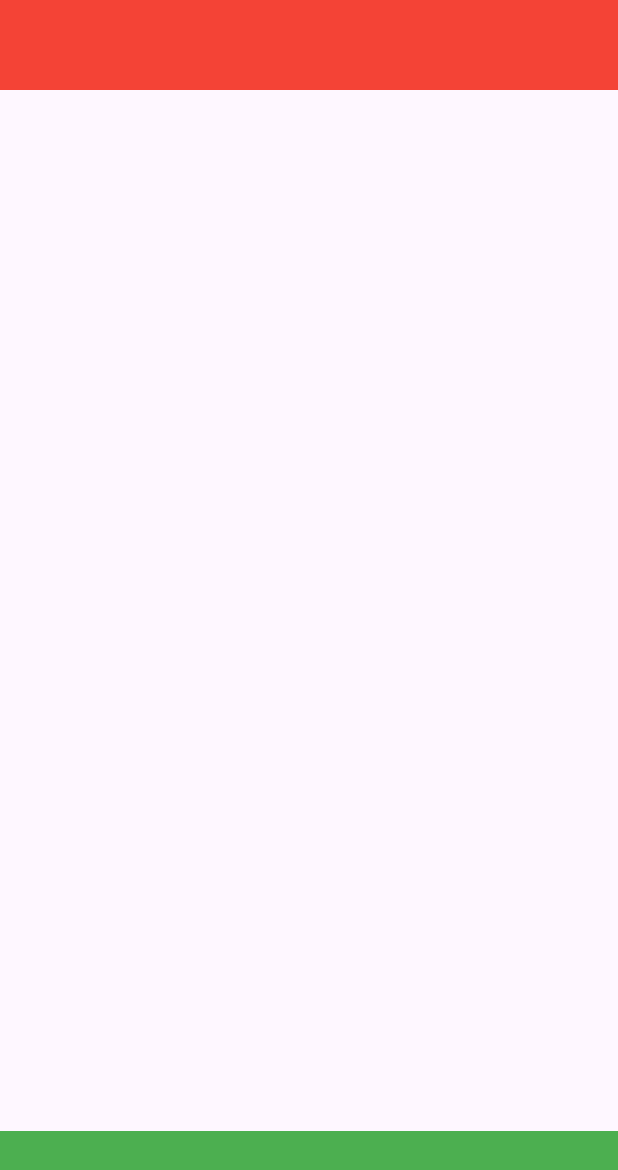
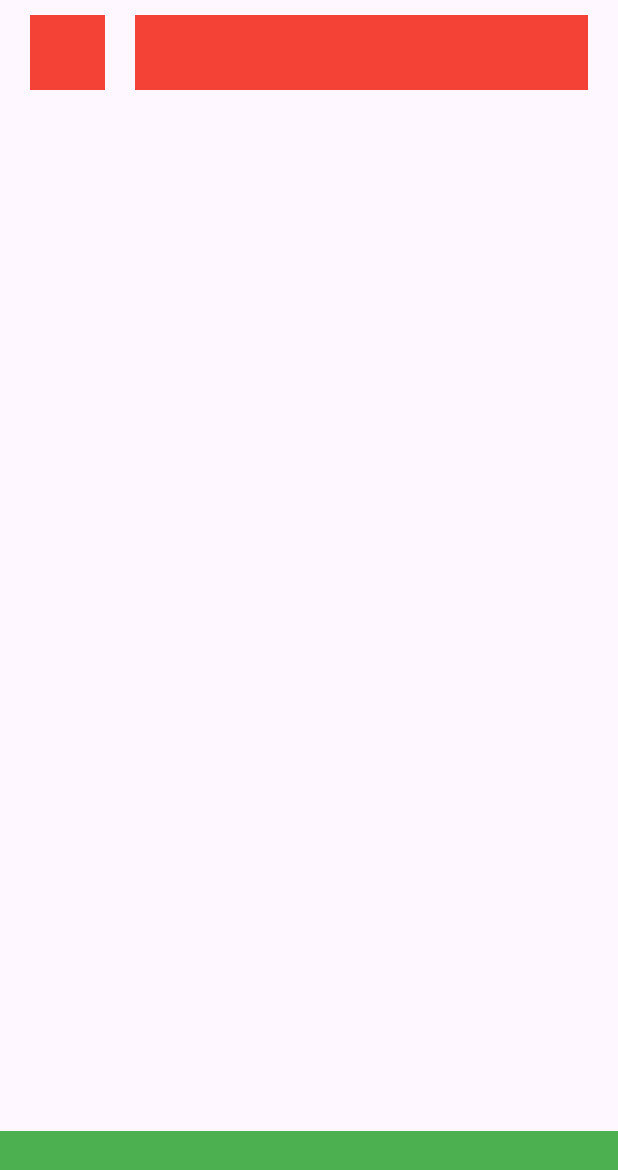
Before and after one commit to BenjiLeLoustik/PetitChef, a Flutter app: the screen it shows after launch, on a phone screen of 412 x 824 dp. Shown: the top 1170 px of the screen. Run offline on Flutter 3.47's test engine with Material 3 defaults, Android fonts, the phone set to English and light mode, and no system bars.

Commit message:
Replace the first Container() with Header widget in HomePage

```diff
--- a/lib/screens/home_page.dart
+++ b/lib/screens/home_page.dart
@@ -1,4 +1,5 @@
 import 'package:flutter/material.dart';
+import 'package:petit_chef/widgets/partials/header.dart';
 
 class HomePage extends StatelessWidget {
   const HomePage({super.key});
@@ -11,10 +12,7 @@ class HomePage extends StatelessWidget {
         crossAxisAlignment: CrossAxisAlignment.start,
         children: [
 
-          Container(
-            color: Colors.red,
-            height: 60,
-          ),
+          Header(),
 
           Expanded(
             child: SingleChildScrollView(
```
